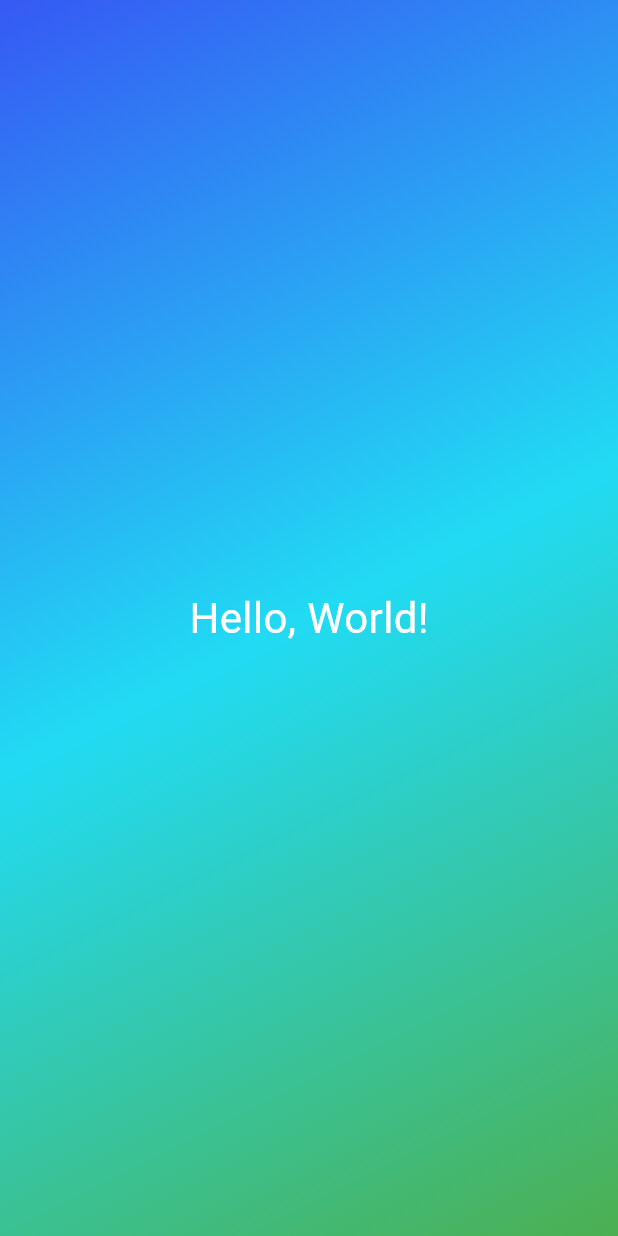
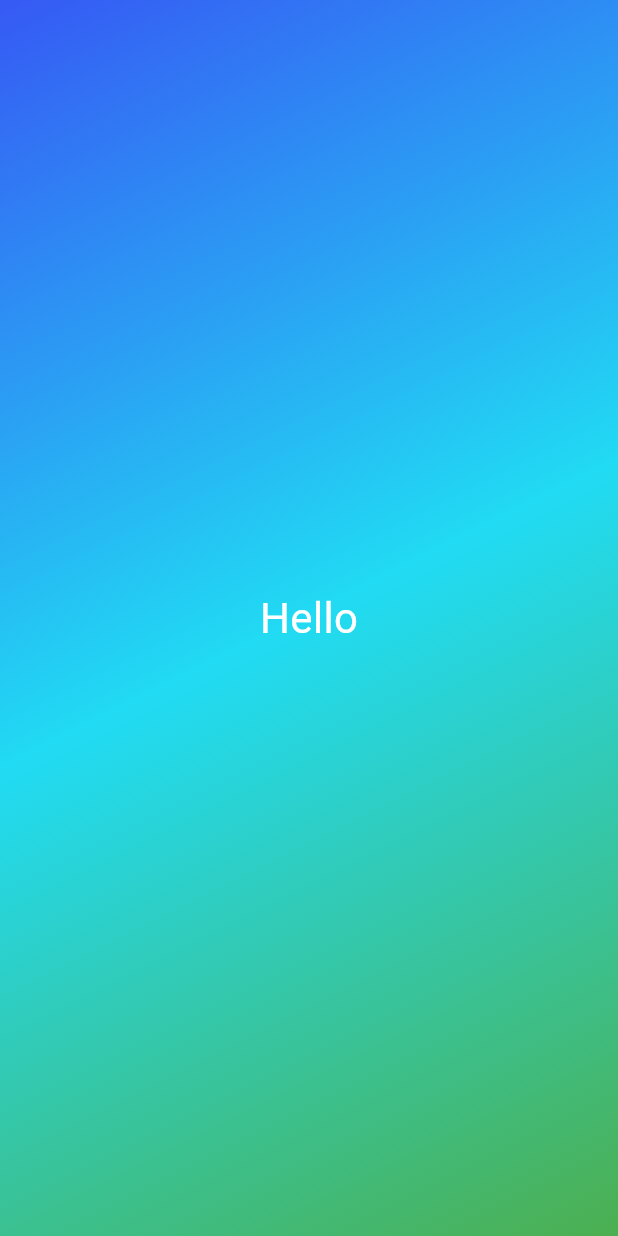
Before and after one commit to D1abol1cal/dice_app, a Flutter app: the screen it shows after launch, on a phone screen of 412 x 824 dp. Run offline on Flutter 3.47's test engine with Material 3 defaults, Android fonts, the phone set to English and light mode, and no system bars.

```diff
--- a/lib/main.dart
+++ b/lib/main.dart
@@ -29,7 +29,7 @@ class GradientContainer extends StatelessWidget {
       ),
       child: const Center(
         child: Text(
-          "Hello, World!",
+          "Hello",
           style: TextStyle(
             fontSize: 28,
             color: Colors.white,
@@ -39,3 +39,5 @@ class GradientContainer extends StatelessWidget {
     );
   }
 }
+
+//Video 37
--- a/pubspec.yaml
+++ b/pubspec.yaml
@@ -32,6 +32,7 @@ dependencies:
     sdk: flutter
 
 
+
   # The following adds the Cupertino Icons font to your application.
   # Use with the CupertinoIcons class for iOS style icons.
   cupertino_icons: ^1.0.2
@@ -57,6 +58,7 @@ flutter:
   # included with your application, so that you can use the icons in
   # the material Icons class.
   uses-material-design: true
+
 
   # To add assets to your application, add an assets section, like this:
   # assets:
```
